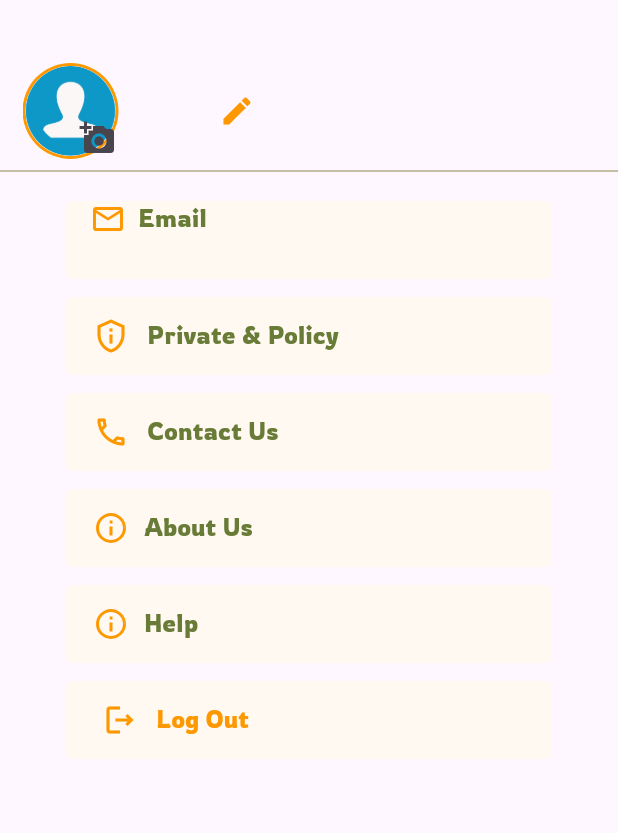
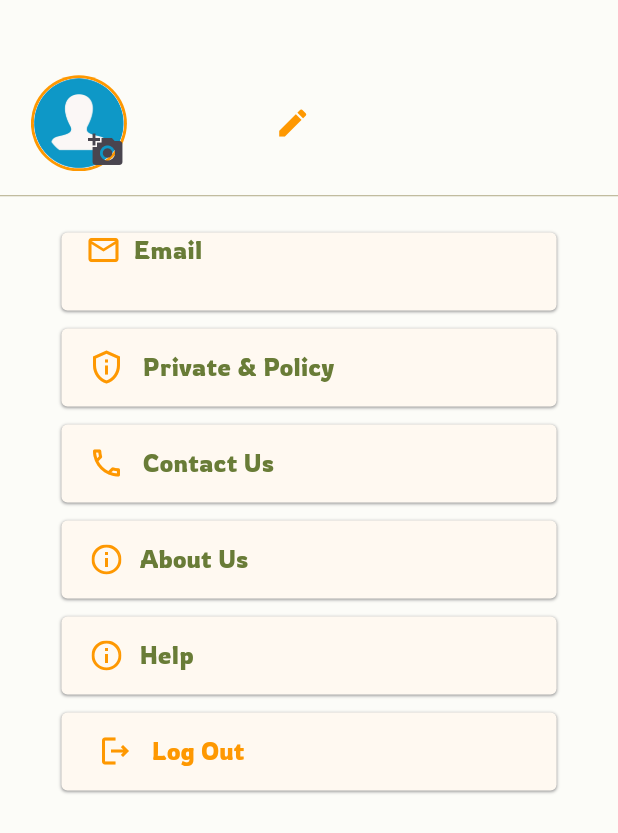
Before and after one commit to zaynabjamal/Yumster-Application, a Flutter app: the ProfilePage screen opened directly, on a phone screen of 412 x 824 dp. Shown: the top 833 px of the screen. Run offline on Flutter 3.47's test engine with Material 3 defaults, Android fonts, the phone set to English and light mode, and no system bars; our stand-ins replace cloud_firestore, firebase_auth, firebase_core, flutter_svg, gap, image_picker; accounts and stored records are empty.

Commit message:
Profile UI changed

```diff
--- a/flutter_application/lib/profilepage/profile_page.dart
+++ b/flutter_application/lib/profilepage/profile_page.dart
@@ -116,6 +116,7 @@
   @override
   Widget build(BuildContext context) {
     return Scaffold(
+      backgroundColor: const Color(0xffFCFCF8),
       body: StreamBuilder<DocumentSnapshot>(
           stream: FirebaseFirestore.instance
               .collection("usersInfo")
@@ -128,11 +129,15 @@
               final userData = snapshot.data!.data() as Map<String, dynamic>;
               return SingleChildScrollView(
                 child: Column(
+
                   children: [
                     const Gap(42),
-                    Row(
+                    Padding(
+                      padding: EdgeInsets.symmetric(
+                          vertical: MediaQuery.sizeOf(context).height * 0.01,
+                          horizontal: MediaQuery.sizeOf(context).width * 0.05),
+                      child: Row(
                         children: [
-                        const Gap(15),
                           Stack(
                             children: [
                               InkWell(
@@ -166,7 +171,7 @@
                                 ),
                             ],
                           ),
-                        const Gap(5),
+                          Gap(MediaQuery.sizeOf(context).width * 0.03),
                           Text(
                             userData["Username"],
                             style: const TextStyle(
@@ -176,7 +181,7 @@
                                 fontFamily: 'Rowdies',
                                 fontSize: 24),
                           ),
-                        const Gap(50),
+                          Gap(MediaQuery.sizeOf(context).width * 0.18),
                           IconButton(
                             onPressed: () => editUserName("Username"),
                             icon: const Icon(
@@ -186,17 +191,25 @@
                           )
                         ],
                       ),
+                    ),
                     const Divider(
-                      thickness: 1,
+                      thickness: 0,
                       color: Color(0xFFB0AA86),
                     ),
-                    const Gap(12),
+                    Gap(MediaQuery.sizeOf(context).width * 0.04),
                     Container(
-                      width: 324,
+                      width: 330,
                       height: 52,
                       decoration: const BoxDecoration(
                         color: Color(0xFFFFF9F1),
                         borderRadius: BorderRadius.all(Radius.circular(4)),
+                        boxShadow: [
+                          BoxShadow(
+                              color: Colors.grey,
+                              offset: Offset(0, 1),
+                              blurRadius: 1,
+                              spreadRadius: 0),
+                        ],
                       ),
                       child: Column(
                         children: [
@@ -234,11 +247,18 @@
                     ),
                     const Gap(12),
                     Container(
-                        width: 324,
+                        width: 330,
                         height: 52,
                         decoration: const BoxDecoration(
                           color: Color(0xFFFFF9F1),
                           borderRadius: BorderRadius.all(Radius.circular(4)),
+                          boxShadow: [
+                            BoxShadow(
+                                color: Colors.grey,
+                                offset: Offset(0, 1),
+                                blurRadius: 1,
+                                spreadRadius: 0),
+                          ],
                         ),
                         child: Row(
                           children: [
@@ -262,11 +282,18 @@
                         )),
                     const Gap(12),
                     Container(
-                      width: 324,
+                      width: 330,
                       height: 52,
                       decoration: const BoxDecoration(
                         color: Color(0xFFFFF9F1),
                         borderRadius: BorderRadius.all(Radius.circular(4)),
+                        boxShadow: [
+                          BoxShadow(
+                              color: Colors.grey,
+                              offset: Offset(0, 1),
+                              blurRadius: 1,
+                              spreadRadius: 0),
+                        ],
                       ),
                       child: Row(
                         children: [
@@ -300,11 +327,18 @@
                         );
                       },
                       child: Container(
-                        width: 324,
+                        width: 330,
                         height: 52,
                         decoration: const BoxDecoration(
                           color: Color(0xFFFFF9F1),
                           borderRadius: BorderRadius.all(Radius.circular(4)),
+                          boxShadow: [
+                            BoxShadow(
+                                color: Colors.grey,
+                                offset: Offset(0, 1),
+                                blurRadius: 1,
+                                spreadRadius: 0),
+                          ],
                         ),
                         child: Row(
                           children: [
@@ -335,11 +369,18 @@
                         );
                       },
                       child: Container(
-                        width: 324,
+                        width: 330,
                         height: 52,
                         decoration: const BoxDecoration(
                           color: Color(0xFFFFF9F1),
                           borderRadius: BorderRadius.all(Radius.circular(4)),
+                          boxShadow: [
+                            BoxShadow(
+                                color: Colors.grey,
+                                offset: Offset(0, 1),
+                                blurRadius: 1,
+                                spreadRadius: 0),
+                          ],
                         ),
                         child: Row(
                           children: [
@@ -362,11 +403,18 @@
                     ),
                     const Gap(12),
                     Container(
-                      width: 324,
+                      width: 330,
                       height: 52,
                       decoration: const BoxDecoration(
                         color: Color(0xFFFFF9F1),
                         borderRadius: BorderRadius.all(Radius.circular(4)),
+                        boxShadow: [
+                          BoxShadow(
+                              color: Colors.grey,
+                              offset: Offset(0, 1),
+                              blurRadius: 1,
+                              spreadRadius: 0),
+                        ],
                       ),
                       child: Row(
                         children: [
```
Lines whose indentation alone changed are shown as unchanged.
